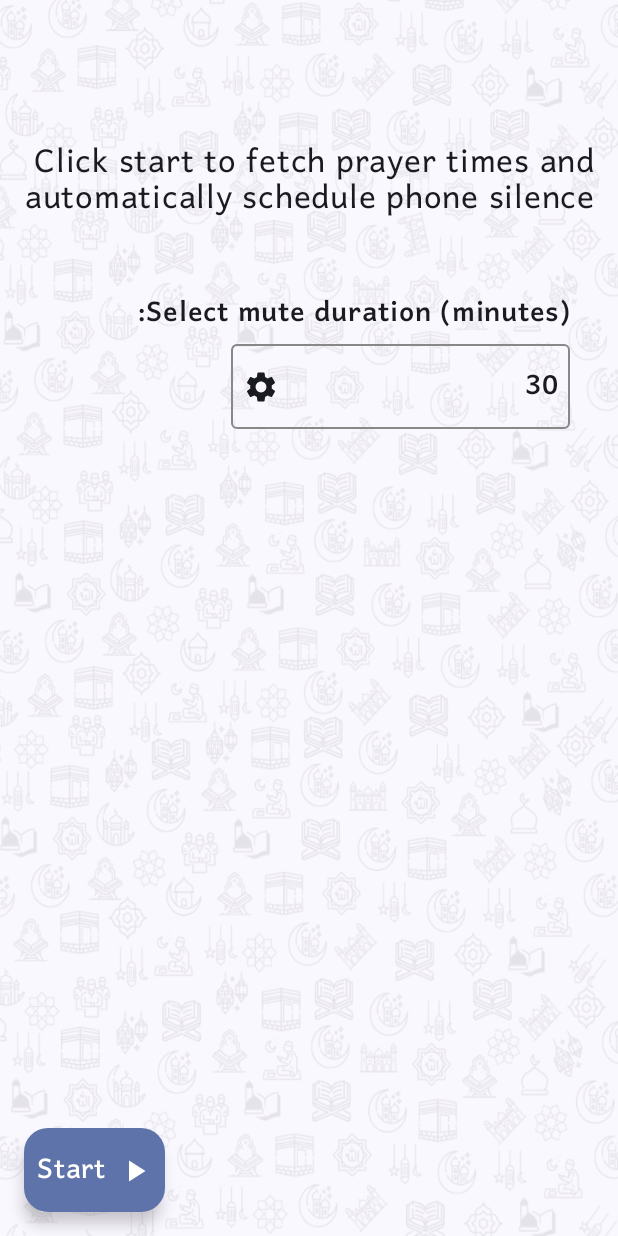
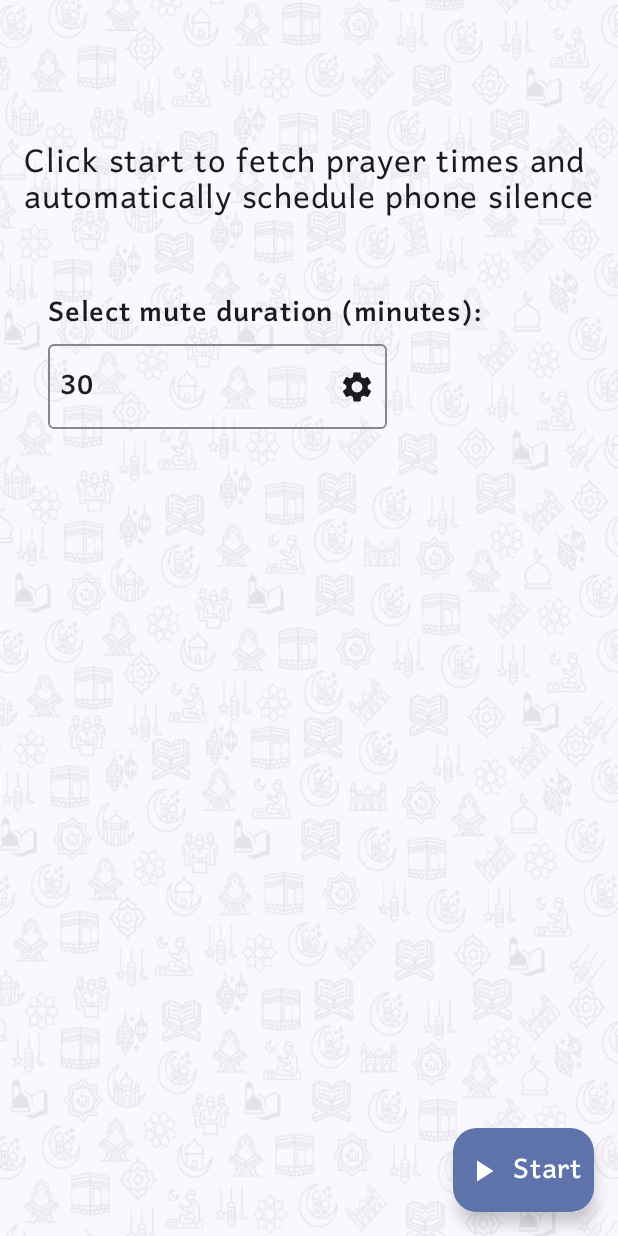
Before and after one commit to laktam/prayer-time-silencer, an Android app built with Jetpack Compose: the screen it shows after launch (MainActivity), on a phone screen of 412 x 824 dp. Run offline under Robolectric (Android 15) with nearby library versions, the phone set to English and light mode, and no system bars.

```diff
--- a/app/src/main/java/org/mql/laktam/prayertimesilencer/MainActivity.kt
+++ b/app/src/main/java/org/mql/laktam/prayertimesilencer/MainActivity.kt
@@ -80,7 +80,7 @@ class MainActivity : ComponentActivity() {
     }
     override fun onCreate(savedInstanceState: Bundle?) {
         super.onCreate(savedInstanceState)
-        setAppLocale(this, "ar")
+        setAppLocale(this, "en")
         enableEdgeToEdge()
         fusedLocationClient = LocationServices.getFusedLocationProviderClient(this)
         setContent {
```
Also changed, not shown: 4 other files.
